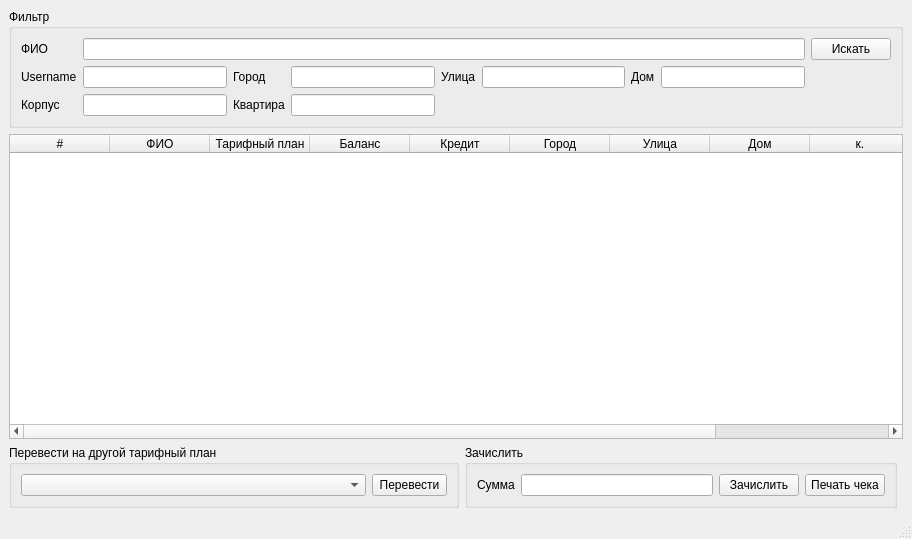
brat002/ExpertBilling, file mdi/forms/cashier.ui: the form before one commit.
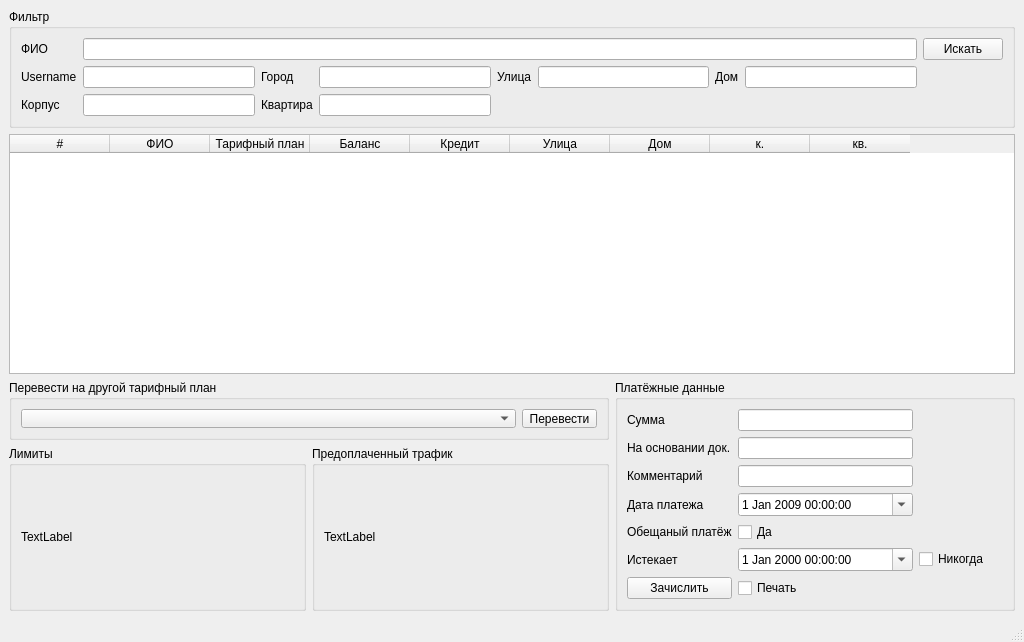
The form after the commit.

```diff
--- a/mdi/forms/cashier.ui
+++ b/mdi/forms/cashier.ui
@@ -1,21 +1,107 @@
 <ui version="4.0" >
  <class>MainWindow</class>
- <widget class="QMainWindow" name="MainWindow" >
-  <property name="geometry" >
+ <widget class="QMainWindow" name="MainWindow">
+  <property name="geometry">
    <rect>
     <x>0</x>
     <y>0</y>
-    <width>912</width>
-    <height>539</height>
+    <width>1024</width>
+    <height>642</height>
    </rect>
   </property>
   <property name="windowTitle" >
    <string>Интерфейс кассира</string>
   </property>
-  <widget class="QWidget" name="centralwidget" >
-   <layout class="QGridLayout" name="gridLayout_4" >
-    <item row="2" column="0" colspan="3" >
-     <widget class="QTableWidget" name="tableWidget" >
+  <widget class="QWidget" name="centralwidget">
+   <layout class="QGridLayout" name="gridLayout_4">
+    <item row="0" column="0" colspan="3">
+     <widget class="QGroupBox" name="groupBox_filter">
+      <property name="title">
+       <string>Фильтр</string>
+      </property>
+      <layout class="QGridLayout" name="gridLayout">
+       <item row="0" column="0">
+        <widget class="QLabel" name="label_fullname">
+         <property name="text">
+          <string>ФИО</string>
+         </property>
+        </widget>
+       </item>
+       <item row="0" column="2" colspan="7">
+        <widget class="QLineEdit" name="lineEdit_fullname"/>
+       </item>
+       <item row="1" column="5">
+        <widget class="QLabel" name="label_street">
+         <property name="text">
+          <string>Улица</string>
+         </property>
+        </widget>
+       </item>
+       <item row="1" column="6">
+        <widget class="QLineEdit" name="lineEdit_street"/>
+       </item>
+       <item row="1" column="7">
+        <widget class="QLabel" name="label_house">
+         <property name="text">
+          <string>Дом</string>
+         </property>
+        </widget>
+       </item>
+       <item row="1" column="8">
+        <widget class="QLineEdit" name="lineEdit_house"/>
+       </item>
+       <item row="0" column="10">
+        <widget class="QPushButton" name="pushButton_search">
+         <property name="text">
+          <string>Искать</string>
+         </property>
+        </widget>
+       </item>
+       <item row="1" column="0">
+        <widget class="QLabel" name="label_username">
+         <property name="text">
+          <string>Username</string>
+         </property>
+        </widget>
+       </item>
+       <item row="1" column="2">
+        <widget class="QLineEdit" name="lineEdit_username"/>
+       </item>
+       <item row="1" column="3">
+        <widget class="QLabel" name="label_city">
+         <property name="text">
+          <string>Город</string>
+         </property>
+        </widget>
+       </item>
+       <item row="1" column="4">
+        <widget class="QLineEdit" name="lineEdit_city"/>
+       </item>
+       <item row="2" column="2">
+        <widget class="QLineEdit" name="lineEdit_bulk"/>
+       </item>
+       <item row="2" column="0">
+        <widget class="QLabel" name="label_bulk">
+         <property name="text">
+          <string>Корпус</string>
+         </property>
+        </widget>
+       </item>
+       <item row="2" column="3">
+        <widget class="QLabel" name="label_room">
+         <property name="text">
+          <string>Квартира</string>
+         </property>
+        </widget>
+       </item>
+       <item row="2" column="4">
+        <widget class="QLineEdit" name="lineEdit_room"/>
+       </item>
+      </layout>
+     </widget>
+    </item>
+    <item row="1" column="0" colspan="3">
+     <widget class="QTableWidget" name="tableWidget">
       <column>
        <property name="text" >
         <string>#</string>
@@ -42,90 +128,39 @@
        </property>
       </column>
       <column>
-       <property name="text" >
-        <string>Город</string>
-       </property>
-      </column>
-      <column>
-       <property name="text" >
+       <property name="text">
         <string>Улица</string>
        </property>
       </column>
       <column>
-       <property name="text" >
+       <property name="text">
         <string>Дом</string>
        </property>
       </column>
       <column>
-       <property name="text" >
+       <property name="text">
         <string>к.</string>
        </property>
       </column>
       <column>
-       <property name="text" >
+       <property name="text">
         <string>кв.</string>
        </property>
       </column>
      </widget>
     </item>
-    <item row="3" column="1" >
-     <widget class="QGroupBox" name="groupBox_pay" >
-      <property name="minimumSize" >
-       <size>
-        <width>0</width>
-        <height>0</height>
-       </size>
-      </property>
-      <property name="title" >
-       <string>Зачислить</string>
-      </property>
-      <layout class="QGridLayout" name="gridLayout_2" >
-       <item row="0" column="0" >
-        <widget class="QLabel" name="label_sum" >
-         <property name="text" >
-          <string>Сумма</string>
-         </property>
-        </widget>
-       </item>
-       <item row="0" column="1" >
-        <widget class="QLineEdit" name="lineEdit_sum" >
-         <property name="minimumSize" >
-          <size>
-           <width>0</width>
-           <height>22</height>
-          </size>
-         </property>
-        </widget>
-       </item>
-       <item row="0" column="2" >
-        <widget class="QPushButton" name="pushButton_pay" >
-         <property name="text" >
-          <string>Зачислить</string>
-         </property>
-        </widget>
-       </item>
-       <item row="0" column="3" >
-        <widget class="QPushButton" name="pushButton_print" >
-         <property name="text" >
-          <string>Печать чека</string>
-         </property>
-        </widget>
-       </item>
-      </layout>
-     </widget>
-    </item>
-    <item row="3" column="0" >
-     <widget class="QGroupBox" name="groupBox_tariffs" >
-      <property name="minimumSize" >
+    <item row="2" column="0" colspan="2">
+     <widget class="QGroupBox" name="groupBox_tariffs">
+      <property name="minimumSize">
        <size>
         <width>450</width>
         <height>0</height>
        </size>
       </property>
-      <property name="maximumSize" >
+      <property name="maximumSize">
        <size>
         <width>16777215</width>
-        <height>16777215</height>
+        <height>60</height>
        </size>
       </property>
       <property name="title" >
@@ -151,88 +186,159 @@
       </layout>
      </widget>
     </item>
-    <item row="0" column="0" colspan="3" >
-     <widget class="QGroupBox" name="groupBox_filter" >
-      <property name="title" >
-       <string>Фильтр</string>
+    <item row="2" column="2" rowspan="2">
+     <widget class="QGroupBox" name="groupBox_payment">
+      <property name="minimumSize">
+       <size>
+        <width>400</width>
+        <height>0</height>
+       </size>
       </property>
-      <layout class="QGridLayout" name="gridLayout" >
-       <item row="0" column="0" >
-        <widget class="QLabel" name="label_fullname" >
-         <property name="text" >
-          <string>ФИО</string>
+      <property name="title">
+       <string>Платёжные данные</string>
+      </property>
+      <layout class="QGridLayout" name="gridLayout_6">
+       <item row="1" column="0">
+        <widget class="QLabel" name="summ_label">
+         <property name="text">
+          <string>Сумма</string>
          </property>
         </widget>
        </item>
-       <item row="0" column="2" colspan="7" >
-        <widget class="QLineEdit" name="lineEdit_fullname" />
+       <item row="1" column="1" colspan="2">
+        <widget class="QLineEdit" name="summ_edit"/>
        </item>
-       <item row="1" column="5" >
-        <widget class="QLabel" name="label_street" >
-         <property name="text" >
-          <string>Улица</string>
+       <item row="3" column="0">
+        <widget class="QLabel" name="payed_document_label">
+         <property name="text">
+          <string>На основании док.</string>
          </property>
         </widget>
        </item>
-       <item row="1" column="6" >
-        <widget class="QLineEdit" name="lineEdit_street" />
+       <item row="3" column="1" colspan="2">
+        <widget class="QLineEdit" name="payed_document_edit">
+         <property name="frame">
+          <bool>true</bool>
+         </property>
+        </widget>
        </item>
-       <item row="1" column="7" >
-        <widget class="QLabel" name="label_house" >
-         <property name="text" >
-          <string>Дом</string>
+       <item row="5" column="0">
+        <widget class="QLabel" name="label">
+         <property name="text">
+          <string>Комментарий</string>
          </property>
         </widget>
        </item>
-       <item row="1" column="8" >
-        <widget class="QLineEdit" name="lineEdit_house" />
+       <item row="5" column="1" colspan="2">
+        <widget class="QLineEdit" name="lineEdit"/>
        </item>
-       <item row="0" column="10" >
-        <widget class="QPushButton" name="pushButton" >
-         <property name="text" >
-          <string>Искать</string>
+       <item row="7" column="0">
+        <widget class="QLabel" name="label_paymend_date">
+         <property name="text">
+          <string>Дата платежа</string>
          </property>
         </widget>
        </item>
-       <item row="1" column="0" >
-        <widget class="QLabel" name="label_username" >
-         <property name="text" >
-          <string>Username</string>
+       <item row="7" column="1" colspan="2">
+        <widget class="QDateTimeEdit" name="dateTimeEdit_paymend_date">
+         <property name="frame">
+          <bool>true</bool>
          </property>
+         <property name="dateTime">
+          <datetime>
+           <hour>0</hour>
+           <minute>0</minute>
+           <second>0</second>
+           <year>2009</year>
+           <month>1</month>
+           <day>1</day>
+          </datetime>
+         </property>
+         <property name="calendarPopup">
+          <bool>true</bool>
+         </property>
         </widget>
        </item>
-       <item row="1" column="2" >
-        <widget class="QLineEdit" name="lineEdit_username" />
+       <item row="8" column="0">
+        <widget class="QLabel" name="label_promise">
+         <property name="text">
+          <string>Обещаный платёж</string>
+         </property>
+        </widget>
        </item>
-       <item row="1" column="3" >
-        <widget class="QLabel" name="label_city" >
-         <property name="text" >
-          <string>Город</string>
+       <item row="8" column="1">
+        <widget class="QCheckBox" name="checkBox_promise">
+         <property name="text">
+          <string>Да</string>
          </property>
         </widget>
        </item>
-       <item row="1" column="4" >
-        <widget class="QLineEdit" name="lineEdit_city" />
+       <item row="9" column="0">
+        <widget class="QLabel" name="label_end_promise">
+         <property name="text">
+          <string>Истекает</string>
+         </property>
+        </widget>
        </item>
-       <item row="2" column="2" >
-        <widget class="QLineEdit" name="lineEdit_bulk" />
+       <item row="9" column="1" colspan="2">
+        <widget class="QDateTimeEdit" name="dateTimeEdit_end_promise">
+         <property name="calendarPopup">
+          <bool>true</bool>
+         </property>
+        </widget>
        </item>
-       <item row="2" column="0" >
-        <widget class="QLabel" name="label_bulk" >
-         <property name="text" >
-          <string>Корпус</string>
+       <item row="9" column="3">
+        <widget class="QCheckBox" name="checkBox_promise_infinite">
+         <property name="text">
+          <string>Никогда</string>
          </property>
         </widget>
        </item>
-       <item row="2" column="3" >
-        <widget class="QLabel" name="label_room" >
-         <property name="text" >
-          <string>Квартира</string>
+       <item row="10" column="0">
+        <widget class="QPushButton" name="pushButton_pay">
+         <property name="text">
+          <string>Зачислить</string>
          </property>
         </widget>
        </item>
-       <item row="2" column="4" >
-        <widget class="QLineEdit" name="lineEdit_room" />
+       <item row="10" column="1">
+        <widget class="QCheckBox" name="checkBox">
+         <property name="text">
+          <string>Печать</string>
+         </property>
+        </widget>
+       </item>
+      </layout>
+     </widget>
+    </item>
+    <item row="3" column="0">
+     <widget class="QGroupBox" name="groupBox_limites">
+      <property name="title">
+       <string>Лимиты</string>
+      </property>
+      <layout class="QGridLayout" name="gridLayout_5">
+       <item row="0" column="0">
+        <widget class="QLabel" name="label_limites">
+         <property name="text">
+          <string>TextLabel</string>
+         </property>
+        </widget>
+       </item>
+      </layout>
+     </widget>
+    </item>
+    <item row="3" column="1">
+     <widget class="QGroupBox" name="groupBox_prepaid_traffic">
+      <property name="title">
+       <string>Предоплаченный трафик</string>
+      </property>
+      <layout class="QGridLayout" name="gridLayout_2">
+       <item row="0" column="0">
+        <widget class="QLabel" name="label_prepaid_traffic">
+         <property name="text">
+          <string>TextLabel</string>
+         </property>
+        </widget>
        </item>
       </layout>
      </widget>
```
Left out of the diff: 38 changed lines with no effect on the pictures.
